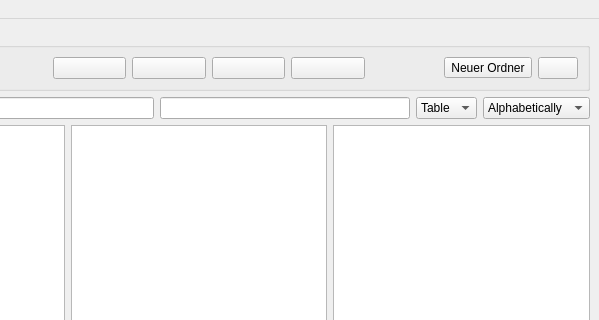
Qt form stegano_gui/mainwindow.ui (Bonoolu/SteganoFS) before a commit; both pictures show x 201 to 800 and y 0 to 320 of the 800 by 600 pixel window.
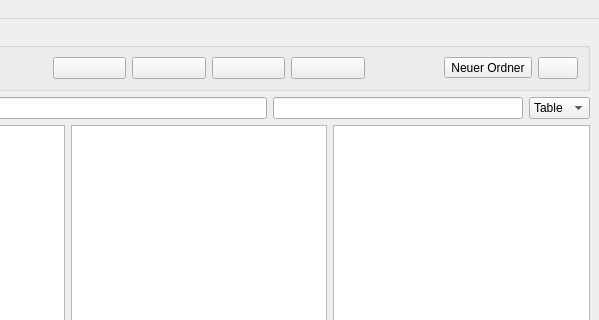
The same form after that commit. Icons and pictures are not drawn.

Commit message: cleaning day: removed unnecessary comments, added explanatory comments to complex code (everything for every gui class except the fragmentation ones), deleted empty and unused functions, slots and signals

Diff of the .ui file:
```diff
--- a/stegano_gui/mainwindow.ui
+++ b/stegano_gui/mainwindow.ui
@@ -316,28 +316,6 @@
           </item>
          </widget>
         </item>
-        <item>
-         <widget class="QComboBox" name="sortComboBox">
-          <property name="currentText">
-           <string>Alphabetically</string>
-          </property>
-          <item>
-           <property name="text">
-            <string>Alphabetically</string>
-           </property>
-          </item>
-          <item>
-           <property name="text">
-            <string>Size</string>
-           </property>
-          </item>
-          <item>
-           <property name="text">
-            <string>Date</string>
-           </property>
-          </item>
-         </widget>
-        </item>
        </layout>
       </item>
       <item>
```
Left out of the diff: 2 changed lines with no effect on the pictures. The commit also changes 10 other files.
